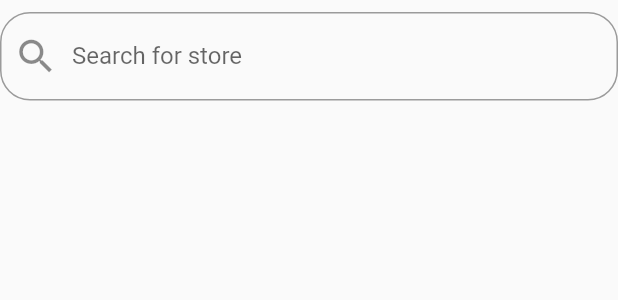
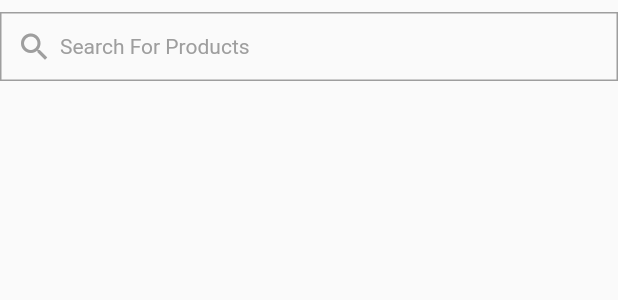
Before and after one commit to ZiadElsaadany/E-Commerce-App-Flutter, a Flutter app: the SearchWidget widget shown alone on an empty page, opened directly, on a phone screen of 412 x 824 dp. Shown: the top 300 px of the screen. Run offline on Flutter 3.47's test engine with Material 2 defaults, Android fonts, the phone set to English and light mode, and no system bars; our stand-ins replace carousel_slider, fluttertoast, modal_progress_hud_nsn, simple_animations, supercharged; network calls fail.

Commit message:
search screen added

```diff
--- a/lib/view/category_details/category_details.dart
+++ b/lib/view/category_details/category_details.dart
@@ -19,7 +19,7 @@ static const String id= 'CategoriesDet';
   Widget build(BuildContext context) {
    CategoryDetailsModel args = ModalRoute.of(context)!.settings.arguments as CategoryDetailsModel;
     return FutureBuilder (
-      future: context.read<HomeProvider>().getProductsFromCategories(id: args.id),
+      future: Provider.of<HomeProvider>(context,listen: false).getProductsFromCategories(id: args.id),
       builder: ( ctx ,snapshot) {
         if(snapshot.connectionState == ConnectionState.waiting) {
           return Scaffold(
--- a/lib/view/home/shared_/search_widget.dart
+++ b/lib/view/home/shared_/search_widget.dart
@@ -1,4 +1,6 @@
 import 'package:flutter/material.dart';
+
+import '../../search/search_screen.dart';
 
 class SearchWidget extends StatelessWidget {
   const SearchWidget({Key? key}) : super(key: key);
@@ -7,14 +9,27 @@ class SearchWidget extends StatelessWidget {
   Widget build(BuildContext context) {
     return    Padding(
       padding: const EdgeInsets.only(top: 8.0),
-      child: TextFormField(
-        decoration: InputDecoration(
-          prefixIcon: Icon(Icons.search,size: 30,),
-          hintText:'Search for store' ,
-          labelText: 'Search for store',
-          border: OutlineInputBorder(
-            borderRadius: BorderRadius.circular(20),
+      child: GestureDetector(
+        onTap: ( ) {
 
+          Navigator.pushNamed(context, SearchScreen.id);
+
+        } ,
+        child: Container(
+          padding: EdgeInsets.all(10),
+          child: Row(
+            children: [
+              Icon(Icons.search, color: Colors.grey,),
+              SizedBox(width: 5,),
+              const Text('Search For Products ',
+              style: TextStyle(
+                color: Colors.grey
+              ),
+              ),
+            ],
+          ),
+          decoration: BoxDecoration(
+            border: Border.all(color: Colors.grey)
           ),
         ),
       ),
--- a/lib/view/home/shop_screen/card_widget_category.dart
+++ b/lib/view/home/shop_screen/card_widget_category.dart
@@ -59,7 +59,7 @@ class CardWidgetCategory extends StatelessWidget {
                         textAlign: TextAlign.end,
                         style: TextStyle(
                             color: Colors.black.withOpacity(0.5), fontWeight: FontWeight.bold),
-                        maxLines: 2,
+                        maxLines: 1,
                         overflow: TextOverflow.ellipsis,
                         // textDirection: TextDirection.rtl,
                       ),
```
Also changed, not shown: lib/main.dart (+11 -0 lines), lib/providers/search_provider.dart (added, +44 -0 lines), lib/view/home/home.dart (+8 -12 lines), lib/view/home/shop_screen/shop_screen.dart (+15 -2 lines), lib/view/search/search_screen.dart (added, +110 -0 lines).
